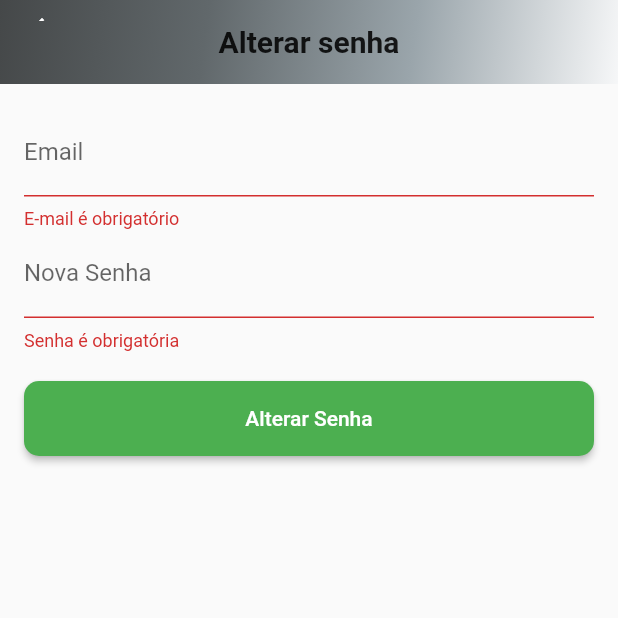
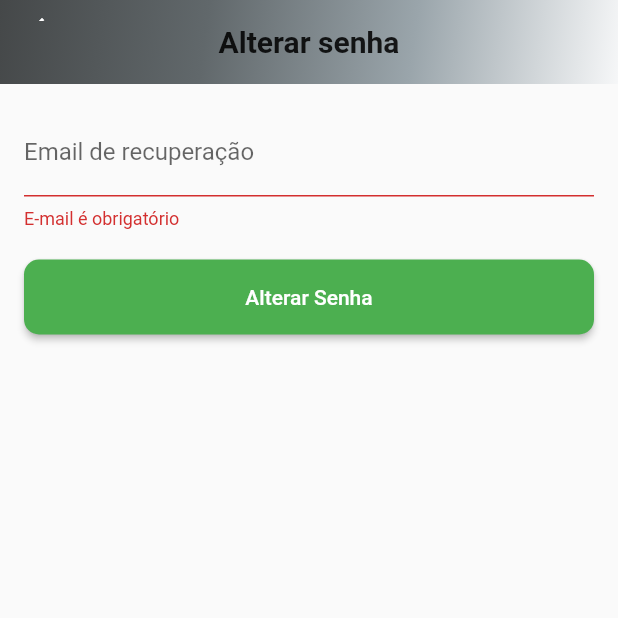
Before and after one commit to 07Dalmaso/projeto-pi-3a, a Flutter app: the SenhaPage screen opened by its route, after a tap on "Alterar Senha", on a phone screen of 412 x 824 dp, the top half of it. Run offline on Flutter 3.47's test engine with Material 2 defaults, Android fonts, the phone set to English and light mode, and no system bars; our stand-ins replace email_validator, firebase_auth, firebase_core, firebase_database, mobx; accounts and stored records are empty; generated files the repository leaves out were written again.

Commit message:
recuperar senha

```diff
--- a/lib/screens/senha.dart
+++ b/lib/screens/senha.dart
@@ -1,15 +1,16 @@
 import 'package:flutter/material.dart';
 import 'package:proj_pi/widgets/customappbar.dart';
+import 'package:proj_pi/services/user_service.dart';
 
 class SenhaPage extends StatefulWidget {
   @override
   SenhaPageState createState() => SenhaPageState();
 }
 
+
 class SenhaPageState extends State<SenhaPage> {
   final _form = GlobalKey<FormState>();
   final _emailController = TextEditingController();
-  final _passwordController = TextEditingController();
 
   final colors = [
     const Color.fromARGB(255, 69, 72, 73),
@@ -21,14 +22,23 @@ class SenhaPageState extends State<SenhaPage> {
   @override
   void dispose() {
     _emailController.dispose();
-    _passwordController.dispose();
     super.dispose();
   }
 
+
   void _submitForm() {
     if (_form.currentState!.validate()) {
-      // Realize a alteração de senha aqui
-      // Use _emailController.text e _passwordController.text para obter os valores digitados
+     String email = _emailController.text;
+
+    final UserService userService = UserService();
+
+      userService.resetPassword(email);
+
+      ScaffoldMessenger.of(context).showSnackBar(
+      SnackBar(
+        content: Text('Email de redefinição de senha enviado!'),
+      ),
+    );
     }
   }
 
@@ -48,7 +58,7 @@ class SenhaPageState extends State<SenhaPage> {
                   controller: _emailController,
                   keyboardType: TextInputType.emailAddress,
                   decoration: const InputDecoration(
-                    labelText: 'Email',
+                    labelText: 'Email de recuperação',
                   ),
                   validator: (value) {
                     if (value == null || value.isEmpty) {
@@ -56,22 +66,6 @@ class SenhaPageState extends State<SenhaPage> {
                     }
                     if (!value.contains('@')) {
                       return "E-mail inválido";
-                    }
-                    return null;
-                  },
-                ),
-                TextFormField(
-                  controller: _passwordController,
-                  obscureText: true,
-                  decoration: const InputDecoration(
-                    labelText: 'Nova Senha',
-                  ),
-                  validator: (value) {
-                    if (value == null || value.isEmpty) {
-                      return "Senha é obrigatória";
-                    }
-                    if (value.length < 8) {
-                      return "Sua senha deve ter no mínimo 8 caracters";
                     }
                     return null;
                   },
```
